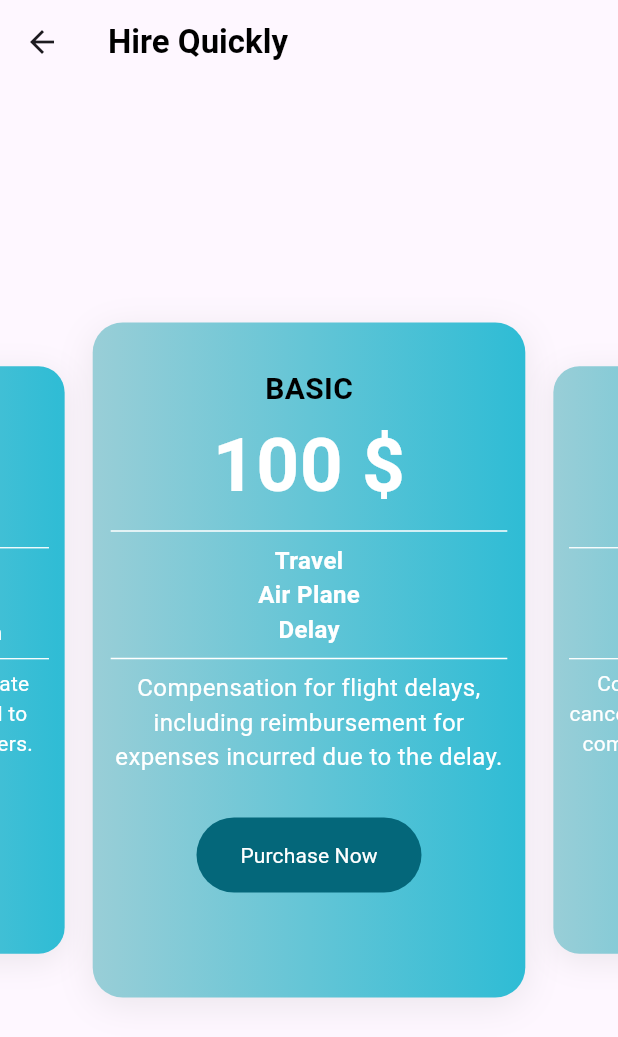
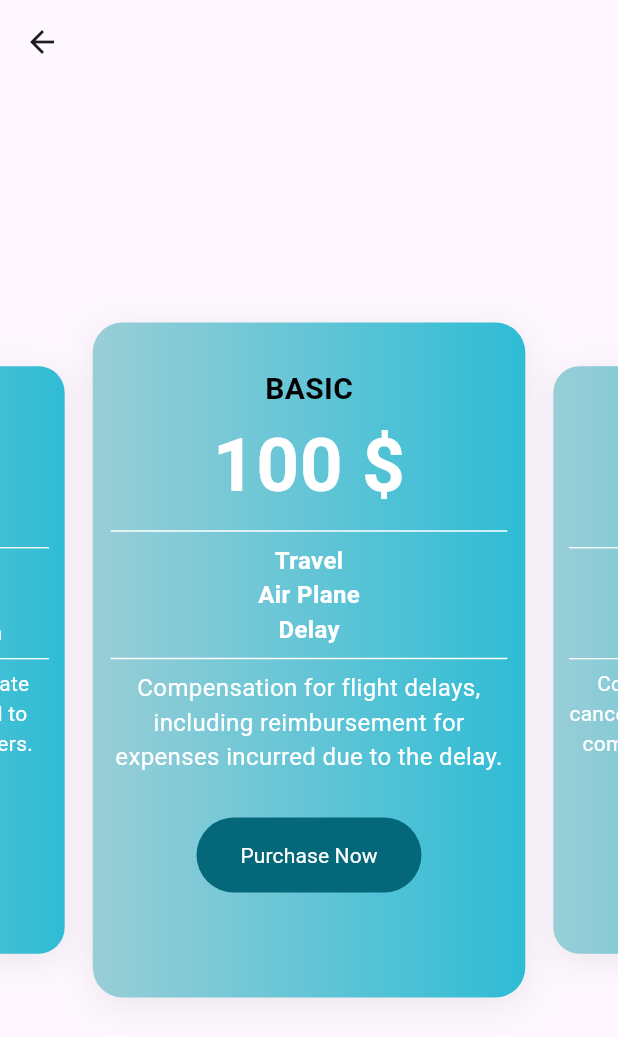
Before and after one commit to AbdullahManzoor-code/Law-Android-APP-main, a Flutter app: the HireQuicklyPage screen opened directly, on a phone screen of 412 x 824 dp. Shown: the top 1037 px of the screen. Run offline on Flutter 3.47's test engine with Material 3 defaults, Android fonts, the phone set to English and light mode, and no system bars; drawn by our look-alikes of carousel_slider; our stand-ins replace accordion, cloud_firestore, country_picker, delightful_toast, dotted_border, file_picker and 10 more; missing offline and left inert: custom_accordion, emailjs, flutter_quill, flutter_quill_to_pdf, flutter_stripe, linkedin_login; accounts and stored records are empty; Roboto replaces fonts that are missing (BalsamiqSans).

Commit message:
country picker

```diff
--- a/lib/Hire Quickly/hire_quickly.dart
+++ b/lib/Hire Quickly/hire_quickly.dart
@@ -3,13 +3,16 @@ import 'package:flutter/material.dart';
 import 'package:law_app/Hire%20Services/form_page.dart';
 
 class HireQuicklyPage extends StatefulWidget {
+  // ignore: use_super_parameters
   const HireQuicklyPage({Key? key}) : super(key: key);
 
   @override
+  // ignore: library_private_types_in_public_api
   _HireQuicklyPageState createState() => _HireQuicklyPageState();
 }
 
 class _HireQuicklyPageState extends State<HireQuicklyPage> {
+  // ignore: unused_field
   int _current = 0;
   dynamic _selectedIndex = {};
 
@@ -80,12 +83,12 @@ class _HireQuicklyPageState extends State<HireQuicklyPage> {
       appBar: AppBar(
         elevation: 0,
         backgroundColor: Colors.transparent,
-        title: const Text(
-          'Hire Quickly',
-          style: TextStyle(color: Colors.black, fontWeight: FontWeight.bold),
-        ),
+        // title: const Text(
+        //   'Hire Quickly',
+        //   style: TextStyle(color: Colors.black, fontWeight: FontWeight.bold),
+        // ),
       ),
-      body: Container(
+      body: SizedBox(
         width: double.infinity,
         height: double.infinity,
         child: CarouselSlider(
@@ -119,12 +122,12 @@ class _HireQuicklyPageState extends State<HireQuicklyPage> {
                       width: MediaQuery.of(context).size.width,
                       decoration: BoxDecoration(
                           // color: item['color'],
-                          gradient: LinearGradient(
+                          gradient: const LinearGradient(
                             begin: Alignment.centerLeft,
                             end: Alignment.centerRight,
                             colors: [
-                              Color.fromARGB(255, 153, 206, 215)!,
-                              Color.fromARGB(255, 46, 188, 213)!,
+                              Color.fromARGB(255, 153, 206, 215),
+                              Color.fromARGB(255, 46, 188, 213),
                             ],
                           ),
                           borderRadius: BorderRadius.circular(20),
@@ -247,7 +250,8 @@ class _HireQuicklyPageState extends State<HireQuicklyPage> {
                                 decoration: BoxDecoration(
                                     borderRadius: BorderRadius.circular(25),
                                     shape: BoxShape.rectangle,
-                                    color: Color.fromARGB(255, 4, 103, 122)),
+                                    color:
+                                        const Color.fromARGB(255, 4, 103, 122)),
                                 child: TextButton(
                                     onPressed: () {
                                       Navigator.push(
@@ -266,7 +270,7 @@ class _HireQuicklyPageState extends State<HireQuicklyPage> {
                                         ),
                                       );
                                     },
-                                    child: Text(
+                                    child: const Text(
                                       "Purchase Now",
                                       style: TextStyle(color: Colors.white),
                                     )),
--- a/lib/Hire Services/form_page.dart
+++ b/lib/Hire Services/form_page.dart
@@ -6,12 +6,11 @@ import 'package:firebase_auth/firebase_auth.dart';
 import 'package:firebase_storage/firebase_storage.dart';
 import 'package:flutter/material.dart';
 import 'package:law_app/Hire%20Services/pay_now_page.dart';
-import 'package:law_app/auth/login_page.dart';
-import 'package:law_app/components/Email/send_email_emailjs.dart';
 import 'package:dotted_border/dotted_border.dart';
 import 'package:law_app/components/toaster.dart';
 import 'package:country_picker/country_picker.dart';
 
+// ignore: must_be_immutable
 class FormPage extends StatefulWidget {
   final String selectedCategory;
   final String selectedCategoryOption;
@@ -20,6 +19,7 @@ class FormPage extends StatefulWidget {
   final double price;
   List<String> selectedCategorySubOptionAllName;
 
+  // ignore: use_super_parameters
   FormPage({
     Key? key,
     required this.selectedCategory,
--- a/lib/Hire Services/hire_services.dart
+++ b/lib/Hire Services/hire_services.dart
@@ -1,6 +1,6 @@
 import 'package:flutter/material.dart';
 import 'package:law_app/Hire%20Services/form_page.dart';
-import 'package:law_app/Hire%20Services/sub_options_details.dart';
+// ignore: depend_on_referenced_packages
 import 'package:collection/collection.dart';
 import 'package:accordion/accordion.dart';
 import 'package:custom_accordion/custom_accordion.dart';
--- a/lib/Hire Services/pay_now_page.dart
+++ b/lib/Hire Services/pay_now_page.dart
@@ -7,6 +7,7 @@ import 'dart:convert';
 import 'package:flutter_stripe/flutter_stripe.dart';
 import 'package:http/http.dart' as http;
 
+// ignore: must_be_immutable
 class PayNowPage extends StatefulWidget {
   final String heading;
   final String title;
@@ -19,6 +20,7 @@ class PayNowPage extends StatefulWidget {
   final String subject;
   final String message;
   final String services;
+  // ignore: use_super_parameters
   PayNowPage(
       {Key? key,
       required this.totalPrice,
--- a/lib/auth/authProviders/githubauth.dart
+++ b/lib/auth/authProviders/githubauth.dart
@@ -1,6 +1,7 @@
 import 'package:firebase_auth/firebase_auth.dart';
 
 //
+// ignore: non_constant_identifier_names
 Future<UserCredential> signin_withgithub() async {
   GithubAuthProvider githubAuthProvider = GithubAuthProvider();
   return await FirebaseAuth.instance.signInWithProvider(githubAuthProvider);
--- a/lib/components/Email/send_email.dart
+++ b/lib/components/Email/send_email.dart
@@ -1,7 +1,5 @@
 import 'dart:convert';
 import 'package:http/http.dart' as http;
-import 'package:fluttertoast/fluttertoast.dart';
-import 'package:law_app/auth/login_page.dart';
 import 'package:law_app/components/toaster.dart'; // Ensure this is imported or your custom `showToast` function
 
 Future<void> sendEmail({
--- a/lib/components/Email/send_email_emailjs.dart
+++ b/lib/components/Email/send_email_emailjs.dart
@@ -1,5 +1,4 @@
 import 'package:emailjs/emailjs.dart' as emailjs;
-import 'package:law_app/auth/login_page.dart';
 import 'package:law_app/components/toaster.dart'; // Import the Fluttertoast package or your custom `showToast` function
 
 const String serviceId = 'service_x8maq5z';
@@ -23,8 +22,6 @@ Future<bool> sendEmailUsingEmailjs({
       'service': services ?? '',
     };
 
-    print('Sending email with params: $templateParams');
-
     await emailjs.send(
       serviceId,
       templateId,
@@ -38,10 +35,8 @@ Future<bool> sendEmailUsingEmailjs({
   } catch (error) {
     // Improved error handling
     if (error is emailjs.EmailJSResponseStatus) {
-      print('EmailJS Error: ${error.status} - ${error.text}');
       showToast(message: 'Failed to send email: ${error.text}');
     } else {
-      print('Unexpected Error: ${error.toString()}');
       showToast(message: 'Unexpected error occurred: ${error.toString()}');
     }
     return false;
```
Also changed, not shown: lib/Google meetup/google_meetup.dart (+10 -10 lines), lib/Home/home_page.dart (+9 -9 lines), lib/Orders/user_orders_page.dart (+4 -4 lines), lib/auth/login_page.dart (+12 -4 lines), lib/text_editor/text _editor.dart (+7 -5 lines).
